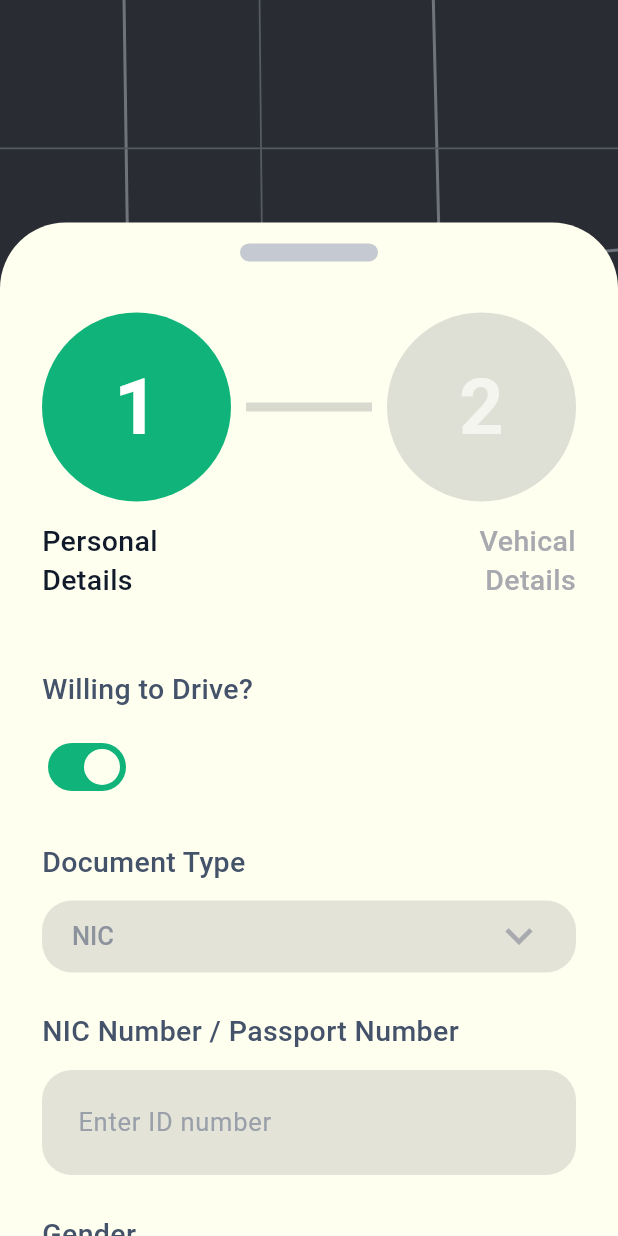
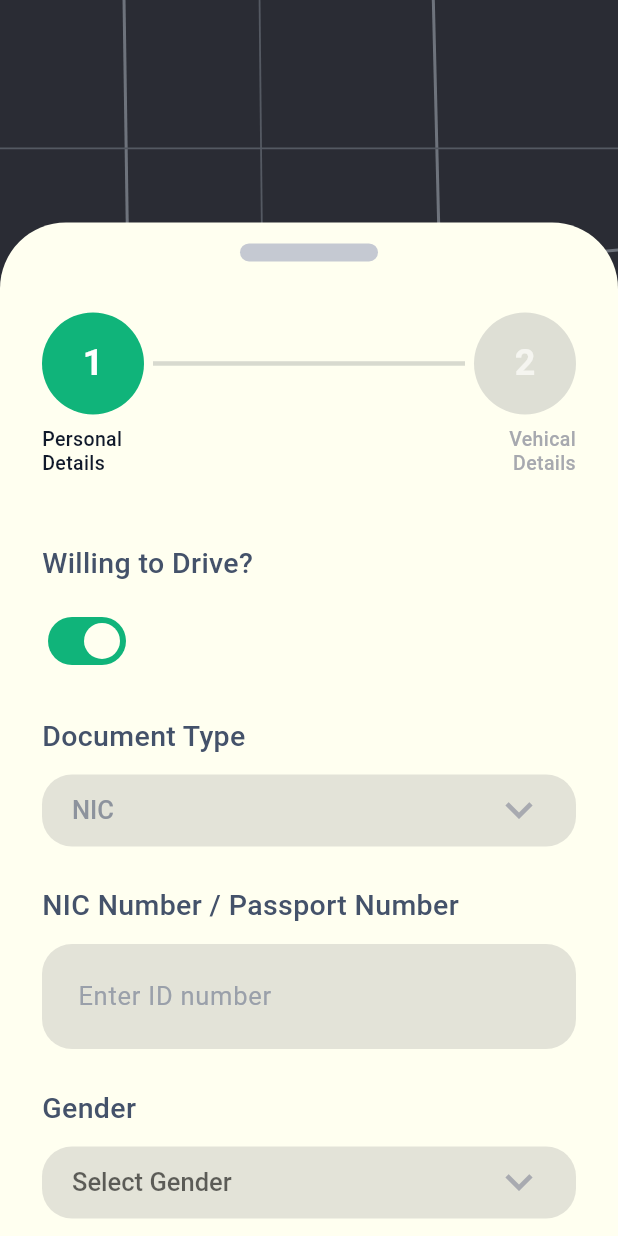
Before and after one commit to DulanDinuja/ride_mate_app_ui, a Flutter app: the ProfileCompletionScreen screen opened by its route, on a phone screen of 412 x 824 dp. Run offline on Flutter 3.47's test engine with Material 3 defaults, Android fonts, the phone set to English and light mode, and no system bars; our stand-ins replace flutter_secure_storage; accounts and stored records are empty.

```diff
--- a/lib/screens/profile_completion_screen.dart
+++ b/lib/screens/profile_completion_screen.dart
@@ -237,10 +237,10 @@ class _ProfileCompletionScreenState extends State<ProfileCompletionScreen> {
             ),
             const Expanded(
               child: Padding(
-                padding: EdgeInsets.symmetric(horizontal: 10),
+                padding: EdgeInsets.symmetric(horizontal: 6),
                 child: Divider(
                   color: Color(0xFFD8DACF),
-                  thickness: 6,
+                  thickness: 3,
                 ),
               ),
             ),
@@ -250,15 +250,15 @@ class _ProfileCompletionScreenState extends State<ProfileCompletionScreen> {
             ),
           ],
         ),
-        const SizedBox(height: 14),
+        const SizedBox(height: 8),
         const Row(
           children: [
             Expanded(
               child: Text(
                 'Personal\nDetails',
                 style: TextStyle(
-                  height: 1.35,
-                  fontSize: 19,
+                  height: 1.25,
+                  fontSize: 13,
                   fontWeight: FontWeight.w500,
                   color: Color(0xFF111A2B),
                 ),
@@ -269,8 +269,8 @@ class _ProfileCompletionScreenState extends State<ProfileCompletionScreen> {
                 'Vehical\nDetails',
                 textAlign: TextAlign.right,
                 style: TextStyle(
-                  height: 1.35,
-                  fontSize: 19,
+                  height: 1.25,
+                  fontSize: 13,
                   fontWeight: FontWeight.w500,
                   color: Color(0xFFA7A9AF),
                 ),
@@ -284,8 +284,8 @@ class _ProfileCompletionScreenState extends State<ProfileCompletionScreen> {
 
   Widget _buildStepCircle({required String label, required bool isActive}) {
     return Container(
-      width: 126,
-      height: 126,
+      width: 68,
+      height: 68,
       decoration: BoxDecoration(
         color: isActive ? const Color(0xFF10B47A) : const Color(0xFFDEDFD5),
         shape: BoxShape.circle,
@@ -294,7 +294,7 @@ class _ProfileCompletionScreenState extends State<ProfileCompletionScreen> {
         child: Text(
           label,
           style: TextStyle(
-            fontSize: 52,
+            fontSize: 24,
             fontWeight: FontWeight.w600,
             color: isActive ? Colors.white : const Color(0xFFF5F5F0),
           ),
```
